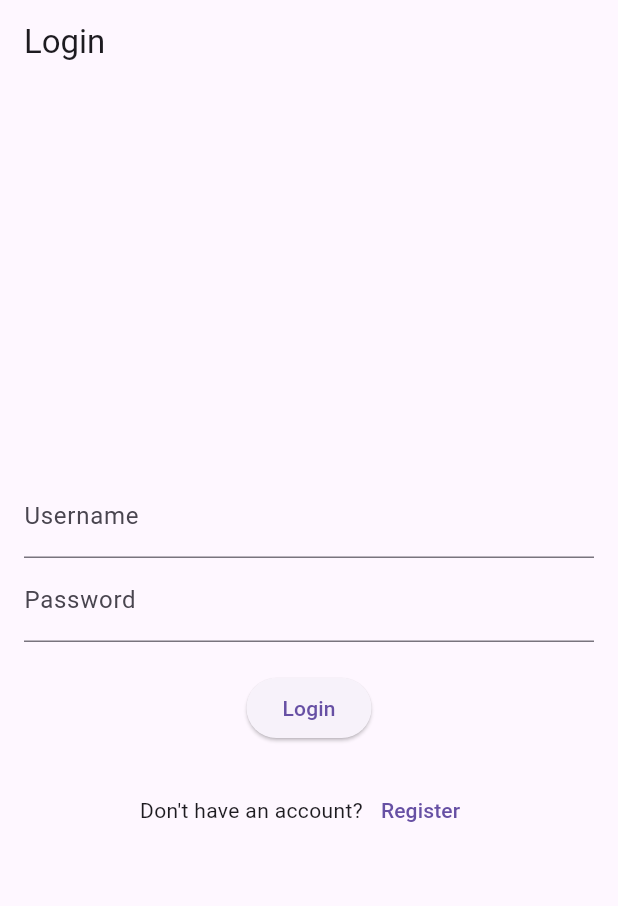
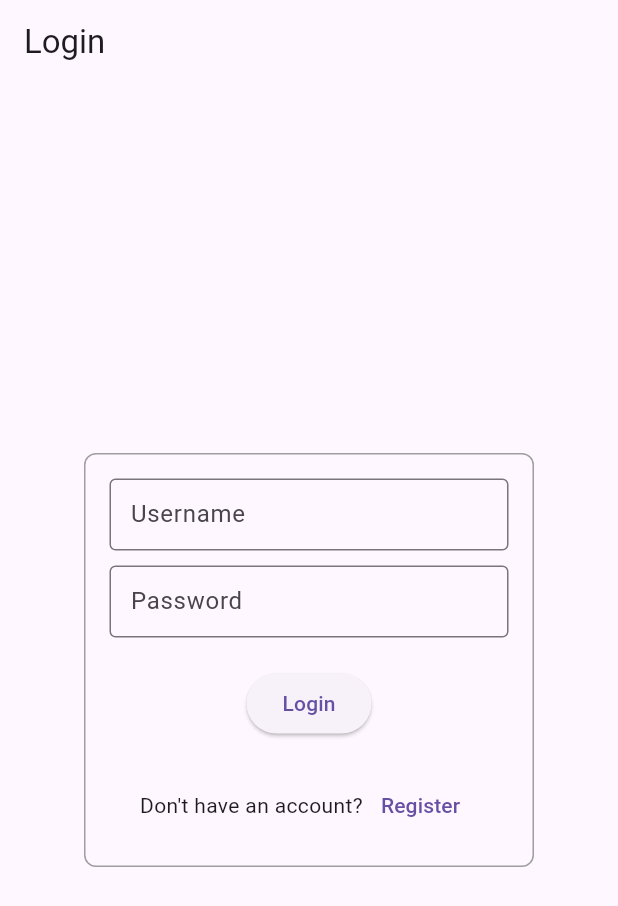
Before and after one commit to Sanjarbek17/tatu_frontend, a Flutter app: the screen it shows after launch, on a phone screen of 412 x 824 dp. Shown: the top 906 px of the screen. Run offline on Flutter 3.47's test engine with Material 3 defaults, Android fonts, the phone set to English and light mode, and no system bars; our stand-ins replace file_picker, go_router, shared_preferences; missing offline and left inert: dart:html; accounts and stored records are empty.

Commit message:
Enhance login screen UI: update layout to use a container with fixed width, add borders and padding to text fields, and improve button and text styling for better user experience.

```diff
--- a/lib/web/screens/auth/login_screen.dart
+++ b/lib/web/screens/auth/login_screen.dart
@@ -85,18 +85,42 @@ class _LoginScreenState extends State<LoginScreen> {
     print('building login screen');
     return Scaffold(
       appBar: AppBar(title: Text('Login')),
-      body: Padding(
+      body: Center(
+        child: Padding(
           padding: const EdgeInsets.all(16.0),
+          child: Container(
+            width: 300, // Set a fixed width for the square shape
+            padding: const EdgeInsets.all(16.0),
+            decoration: BoxDecoration(
+              border: Border.all(color: Colors.grey),
+              borderRadius: BorderRadius.circular(8.0),
+            ),
             child: Column(
+              mainAxisSize: MainAxisSize.min,
               mainAxisAlignment: MainAxisAlignment.center,
               children: [
                 TextField(
                   controller: _usernameController,
-              decoration: InputDecoration(labelText: 'Username'),
+                  decoration: InputDecoration(
+                    labelText: 'Username',
+                    border: OutlineInputBorder(),
+                    contentPadding: EdgeInsets.symmetric(
+                      vertical: 10,
+                      horizontal: 10,
                     ),
+                  ),
+                ),
+                SizedBox(height: 10),
                 TextField(
                   controller: _passwordController,
-              decoration: InputDecoration(labelText: 'Password'),
+                  decoration: InputDecoration(
+                    labelText: 'Password',
+                    border: OutlineInputBorder(),
+                    contentPadding: EdgeInsets.symmetric(
+                      vertical: 10,
+                      horizontal: 10,
+                    ),
+                  ),
                   obscureText: true,
                 ),
                 SizedBox(height: 20),
@@ -119,6 +143,8 @@ class _LoginScreenState extends State<LoginScreen> {
               ],
             ),
           ),
+        ),
+      ),
     );
   }
 
```
Lines whose indentation alone changed are shown as unchanged.
